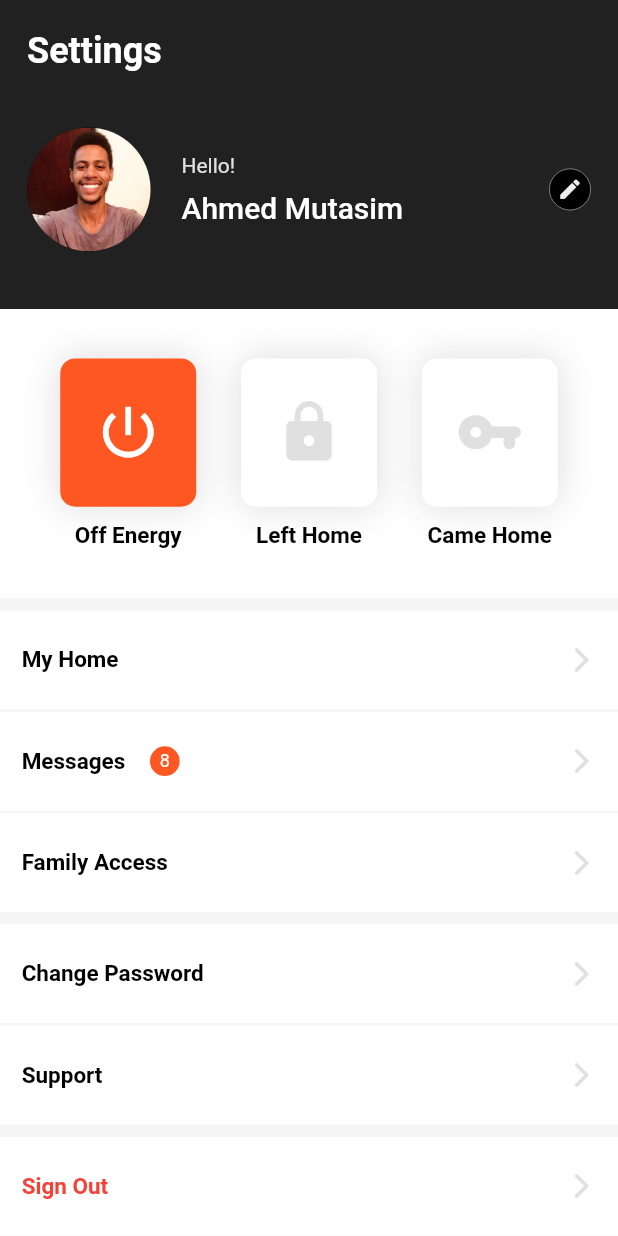
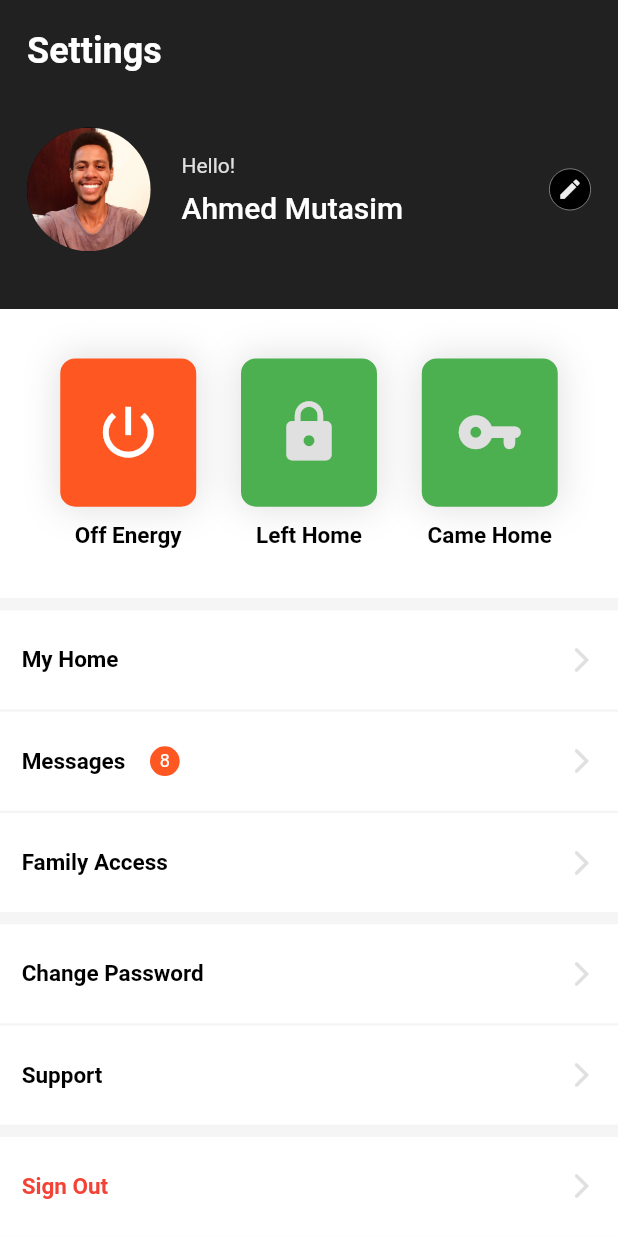
Before and after one commit to A7mDM3tSiM/UIPractice-1, a Flutter app: the screen it shows after launch, on a phone screen of 412 x 824 dp. Run offline on Flutter 3.47's test engine with Material 2 defaults, Android fonts, the phone set to English and light mode, and no system bars.

Commit message:
Update main.dart

```diff
--- a/lib/main.dart
+++ b/lib/main.dart
@@ -33,7 +33,7 @@ class _MyHomePageState extends State<MyHomePage> {
           height: h,
           width: w,
           decoration: BoxDecoration(
-              color: on ? Colors.deepOrange : Colors.white,
+              color: on ? Colors.deepOrange : Colors.green,
               borderRadius: BorderRadius.circular(10),
               boxShadow: [
                 BoxShadow(
```
